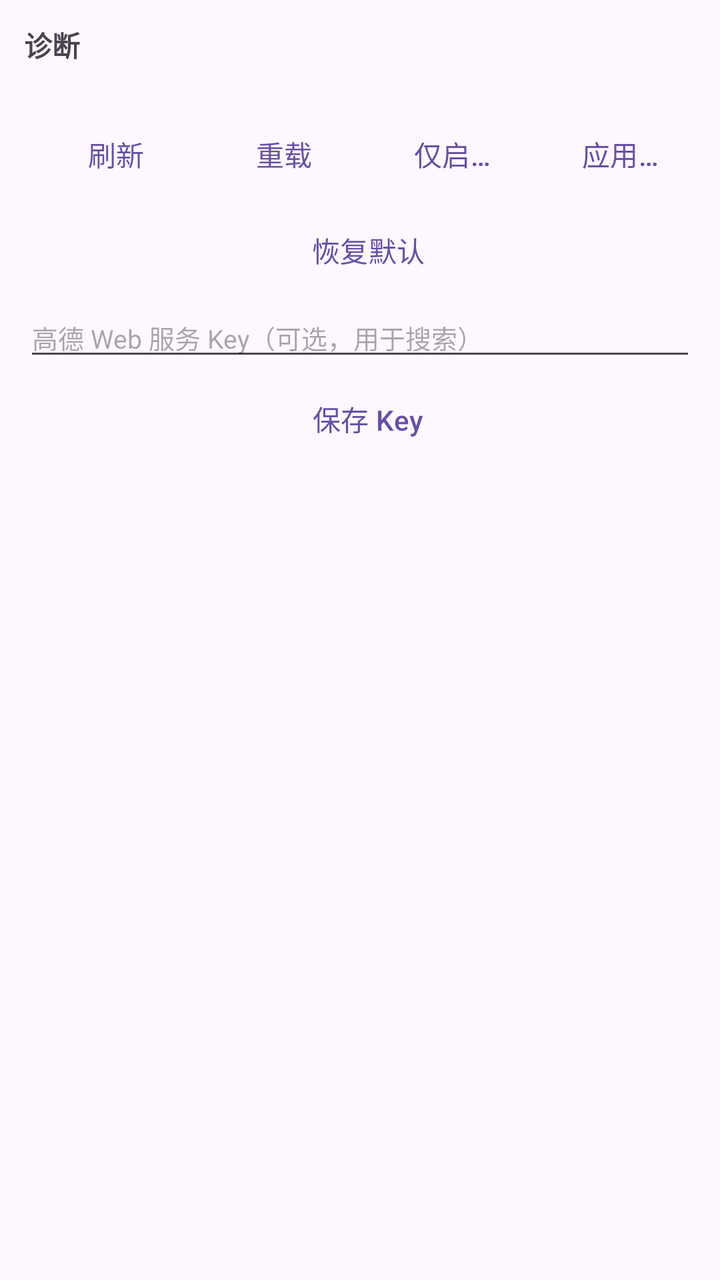
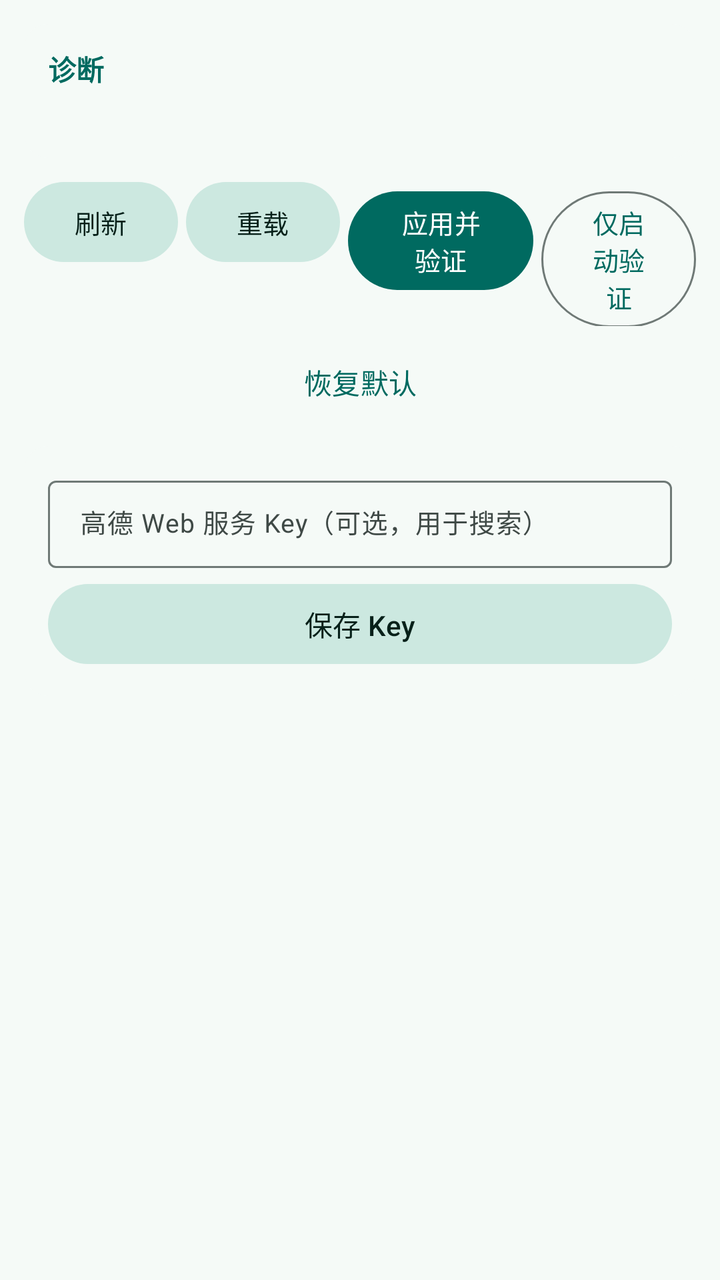

Screens rendered from an Android XML layout before and after an edit, with the pre-edit source and the edit as a unified diff.
<!-- AndroidManifest.xml: application theme Theme.GhostLoc -->
<!-- res/layout/fragment_diagnostics.xml -->
<?xml version="1.0" encoding="utf-8"?>
<ScrollView xmlns:android="http://schemas.android.com/apk/res/android"
    android:layout_width="match_parent"
    android:layout_height="match_parent"
    android:fillViewport="true">

    <LinearLayout
        android:layout_width="match_parent"
        android:layout_height="wrap_content"
        android:orientation="vertical"
        android:padding="12dp">

        <TextView
            android:layout_width="match_parent"
            android:layout_height="wrap_content"
            android:paddingBottom="4dp"
            android:textSize="14sp"
            android:textStyle="bold"
            android:text="@string/section_diagnostics" />

        <TextView
            android:id="@+id/diagnosticsText"
            android:layout_width="match_parent"
            android:layout_height="wrap_content"
            android:textIsSelectable="true"
            android:textSize="12sp" />

        <LinearLayout
            android:layout_width="match_parent"
            android:layout_height="wrap_content"
            android:orientation="horizontal">

            <Button
                android:id="@+id/refreshButton"
                style="?android:attr/buttonBarButtonStyle"
                android:layout_width="0dp"
                android:layout_height="wrap_content"
                android:layout_weight="1"
                android:textAllCaps="false"
                android:text="@string/button_refresh" />

            <Button
                android:id="@+id/reloadButton"
                style="?android:attr/buttonBarButtonStyle"
                android:layout_width="0dp"
                android:layout_height="wrap_content"
                android:layout_weight="1"
                android:textAllCaps="false"
                android:text="@string/button_reload" />

            <Button
                android:id="@+id/probeButton"
                style="?android:attr/buttonBarButtonStyle"
                android:layout_width="0dp"
                android:layout_height="wrap_content"
                android:layout_weight="1"
                android:textAllCaps="false"
                android:text="@string/button_launch_probe" />

            <Button
                android:id="@+id/applyProbeButton"
                style="?android:attr/buttonBarButtonStyle"
                android:layout_width="0dp"
                android:layout_height="wrap_content"
                android:layout_weight="1"
                android:textAllCaps="false"
                android:text="@string/button_apply_and_probe" />
        </LinearLayout>

        <LinearLayout
            android:layout_width="match_parent"
            android:layout_height="wrap_content"
            android:orientation="horizontal">

            <Button
                android:id="@+id/resetButton"
                style="?android:attr/buttonBarButtonStyle"
                android:layout_width="0dp"
                android:layout_height="wrap_content"
                android:layout_weight="1"
                android:textAllCaps="false"
                android:text="@string/button_reset" />
        </LinearLayout>

        <EditText
            android:id="@+id/amapKeyInput"
            android:layout_width="match_parent"
            android:layout_height="wrap_content"
            android:hint="@string/hint_amap_key"
            android:inputType="text"
            android:singleLine="true"
            android:textSize="13sp" />

        <Button
            android:id="@+id/saveKeyButton"
            style="?android:attr/buttonBarButtonStyle"
            android:layout_width="match_parent"
            android:layout_height="wrap_content"
            android:textAllCaps="false"
            android:text="@string/button_save_key" />
    </LinearLayout>
</ScrollView>
<!-- resources referenced by this layout -->
<resources>
  <string name="button_apply_and_probe">应用并验证</string>
  <string name="button_launch_probe">仅启动验证</string>
  <string name="button_refresh">刷新</string>
  <string name="button_reload">重载</string>
  <string name="button_reset">恢复默认</string>
  <string name="button_save_key">保存 Key</string>
  <string name="hint_amap_key">高德 Web 服务 Key（可选，用于搜索）</string>
  <string name="section_diagnostics">诊断</string>
  <style name="Theme.GhostLoc" parent="Theme.Material3.DayNight.NoActionBar">
          <item name="android:statusBarColor">@android:color/transparent</item>
      </style>
</resources>

<!-- the commit's change to res/layout/fragment_diagnostics.xml (unified diff, before → after) -->
@@ -1,5 +1,6 @@
 <?xml version="1.0" encoding="utf-8"?>
 <ScrollView xmlns:android="http://schemas.android.com/apk/res/android"
+    xmlns:app="http://schemas.android.com/apk/res-auto"
     android:layout_width="match_parent"
     android:layout_height="match_parent"
     android:fillViewport="true">
@@ -10,93 +11,134 @@
         android:orientation="vertical"
         android:padding="12dp">
 
-        <TextView
+        <com.google.android.material.card.MaterialCardView
+            style="@style/Widget.Material3.CardView.Filled"
             android:layout_width="match_parent"
             android:layout_height="wrap_content"
-            android:paddingBottom="4dp"
-            android:textSize="14sp"
-            android:textStyle="bold"
-            android:text="@string/section_diagnostics" />
+            app:cardBackgroundColor="@color/m3_surface"
+            app:contentPadding="12dp"
+            app:strokeColor="@color/m3_outline_variant">
 
-        <TextView
-            android:id="@+id/diagnosticsText"
-            android:layout_width="match_parent"
-            android:layout_height="wrap_content"
-            android:textIsSelectable="true"
-            android:textSize="12sp" />
+            <LinearLayout
+                android:layout_width="match_parent"
+                android:layout_height="wrap_content"
+                android:orientation="vertical">
+
+                <TextView
+                    android:layout_width="match_parent"
+                    android:layout_height="wrap_content"
+                    android:layout_marginBottom="6dp"
+                    android:text="@string/section_diagnostics"
+                    android:textColor="@color/m3_primary"
+                    android:textSize="14sp"
+                    android:textStyle="bold" />
+
+                <TextView
+                    android:id="@+id/diagnosticsText"
+                    android:layout_width="match_parent"
+                    android:layout_height="wrap_content"
+                    android:lineSpacingExtra="3dp"
+                    android:textIsSelectable="true"
+                    android:textSize="12sp" />
+            </LinearLayout>
+        </com.google.android.material.card.MaterialCardView>
 
         <LinearLayout
             android:layout_width="match_parent"
             android:layout_height="wrap_content"
+            android:layout_marginTop="8dp"
             android:orientation="horizontal">
 
             <Button
                 android:id="@+id/refreshButton"
-                style="?android:attr/buttonBarButtonStyle"
+                style="@style/Widget.Material3.Button.TonalButton"
+                android:layout_width="0dp"
+                android:layout_height="wrap_content"
+                android:layout_marginEnd="4dp"
+                android:layout_weight="1"
+                android:text="@string/button_refresh"
+                android:textAllCaps="false"
+                android:textSize="13sp" />
+
+            <Button
+                android:id="@+id/reloadButton"
+                style="@style/Widget.Material3.Button.TonalButton"
+                android:layout_width="0dp"
+                android:layout_height="wrap_content"
+                android:layout_marginEnd="4dp"
+                android:layout_weight="1"
+                android:text="@string/button_reload"
+                android:textAllCaps="false"
+                android:textSize="13sp" />
+
+            <Button
+                android:id="@+id/applyProbeButton"
+                android:layout_width="0dp"
+                android:layout_height="wrap_content"
+                android:layout_marginEnd="4dp"
+                android:layout_weight="1.2"
+                android:text="@string/button_apply_and_probe"
+                android:textAllCaps="false"
+                android:textSize="13sp" />
+
+            <Button
+                android:id="@+id/probeButton"
+                style="@style/Widget.Material3.Button.OutlinedButton"
                 android:layout_width="0dp"
                 android:layout_height="wrap_content"
                 android:layout_weight="1"
+                android:text="@string/button_launch_probe"
                 android:textAllCaps="false"
-                android:text="@string/button_refresh" />
-
-            <Button
-                android:id="@+id/reloadButton"
-                style="?android:attr/buttonBarButtonStyle"
-                android:layout_width="0dp"
-                android:layout_height="wrap_content"
-                android:layout_weight="1"
-                android:textAllCaps="false"
-                android:text="@string/button_reload" />
-
-            <Button
-                android:id="@+id/probeButton"
-                style="?android:attr/buttonBarButtonStyle"
-                android:layout_width="0dp"
-                android:layout_height="wrap_content"
-                android:layout_weight="1"
-                android:textAllCaps="false"
-                android:text="@string/button_launch_probe" />
-
-            <Button
-                android:id="@+id/applyProbeButton"
-                style="?android:attr/buttonBarButtonStyle"
-                android:layout_width="0dp"
-                android:layout_height="wrap_content"
-                android:layout_weight="1"
-                android:textAllCaps="false"
-                android:text="@string/button_apply_and_probe" />
+                android:textSize="13sp" />
         </LinearLayout>
 
-        <LinearLayout
+        <Button
+            android:id="@+id/resetButton"
+            style="@style/Widget.Material3.Button.TextButton"
             android:layout_width="match_parent"
             android:layout_height="wrap_content"
-            android:orientation="horizontal">
+            android:layout_marginTop="4dp"
+            android:text="@string/button_reset"
+            android:textAllCaps="false" />
 
-            <Button
-                android:id="@+id/resetButton"
-                style="?android:attr/buttonBarButtonStyle"
-                android:layout_width="0dp"
-                android:layout_height="wrap_content"
-                android:layout_weight="1"
-                android:textAllCaps="false"
-                android:text="@string/button_reset" />
-        </LinearLayout>
-
-        <EditText
-            android:id="@+id/amapKeyInput"
+        <com.google.android.material.card.MaterialCardView
+            style="@style/Widget.Material3.CardView.Filled"
             android:layout_width="match_parent"
             android:layout_height="wrap_content"
-            android:hint="@string/hint_amap_key"
-            android:inputType="text"
-            android:singleLine="true"
-            android:textSize="13sp" />
+            android:layout_marginTop="8dp"
+            app:cardBackgroundColor="@color/m3_surface"
+            app:contentPadding="12dp"
+            app:strokeColor="@color/m3_outline_variant">
 
-        <Button
-            android:id="@+id/saveKeyButton"
-            style="?android:attr/buttonBarButtonStyle"
-            android:layout_width="match_parent"
-            android:layout_height="wrap_content"
-            android:textAllCaps="false"
-            android:text="@string/button_save_key" />
+            <LinearLayout
+                android:layout_width="match_parent"
+                android:layout_height="wrap_content"
+                android:orientation="vertical">
+
+                <com.google.android.material.textfield.TextInputLayout
+                    style="@style/Widget.Material3.TextInputLayout.OutlinedBox.Dense"
+                    android:layout_width="match_parent"
+                    android:layout_height="wrap_content"
+                    android:hint="@string/hint_amap_key">
+
+                    <com.google.android.material.textfield.TextInputEditText
+                        android:id="@+id/amapKeyInput"
+                        android:layout_width="match_parent"
+                        android:layout_height="wrap_content"
+                        android:inputType="text"
+                        android:singleLine="true"
+                        android:textSize="13sp" />
+                </com.google.android.material.textfield.TextInputLayout>
+
+                <Button
+                    android:id="@+id/saveKeyButton"
+                    style="@style/Widget.Material3.Button.TonalButton"
+                    android:layout_width="match_parent"
+                    android:layout_height="wrap_content"
+                    android:layout_marginTop="4dp"
+                    android:text="@string/button_save_key"
+                    android:textAllCaps="false" />
+            </LinearLayout>
+        </com.google.android.material.card.MaterialCardView>
     </LinearLayout>
 </ScrollView>
<!-- resource entries referenced after the edit -->
@@ -1,5 +1,8 @@
 <!-- resources referenced by this layout -->
 <resources>
+  <color name="m3_outline_variant">#BEC9C4</color>
+  <color name="m3_primary">#006A60</color>
+  <color name="m3_surface">#F5FAF7</color>
   <string name="button_apply_and_probe">应用并验证</string>
   <string name="button_launch_probe">仅启动验证</string>
   <string name="button_refresh">刷新</string>
@@ -9,7 +12,52 @@
   <string name="hint_amap_key">高德 Web 服务 Key（可选，用于搜索）</string>
   <string name="section_diagnostics">诊断</string>
   <style name="Theme.GhostLoc" parent="Theme.Material3.DayNight.NoActionBar">
+          <item name="colorPrimary">@color/m3_primary</item>
+          <item name="colorOnPrimary">@color/m3_on_primary</item>
+          <item name="colorPrimaryContainer">@color/m3_primary_container</item>
+          <item name="colorOnPrimaryContainer">@color/m3_on_primary_container</item>
+          <item name="colorSecondary">@color/m3_secondary</item>
+          <item name="colorOnSecondary">@color/m3_on_secondary</item>
+          <item name="colorSecondaryContainer">@color/m3_secondary_container</item>
+          <item name="colorOnSecondaryContainer">@color/m3_on_secondary_container</item>
+          <item name="colorTertiary">@color/m3_tertiary</item>
+          <item name="colorOnTertiary">@color/m3_on_tertiary</item>
+          <item name="colorTertiaryContainer">@color/m3_tertiary_container</item>
+          <item name="colorOnTertiaryContainer">@color/m3_on_tertiary_container</item>
+          <item name="colorError">@color/m3_error</item>
+          <item name="colorOnError">@color/m3_on_error</item>
+          <item name="colorErrorContainer">@color/m3_error_container</item>
+          <item name="colorOnErrorContainer">@color/m3_on_error_container</item>
+          <item name="colorOutline">@color/m3_outline</item>
+          <item name="colorOutlineVariant">@color/m3_outline_variant</item>
+          <item name="android:colorBackground">@color/m3_background</item>
+          <item name="colorOnBackground">@color/m3_on_background</item>
+          <item name="colorSurface">@color/m3_surface</item>
+          <item name="colorOnSurface">@color/m3_on_surface</item>
+          <item name="colorSurfaceVariant">@color/m3_surface_variant</item>
+          <item name="colorOnSurfaceVariant">@color/m3_on_surface_variant</item>
           <item name="android:statusBarColor">@android:color/transparent</item>
       </style>
+  <color name="m3_on_primary">#FFFFFF</color>
+  <color name="m3_primary_container">#9CF1E2</color>
+  <color name="m3_on_primary_container">#00201C</color>
+  <color name="m3_secondary">#4A635D</color>
+  <color name="m3_on_secondary">#FFFFFF</color>
+  <color name="m3_secondary_container">#CCE8E0</color>
+  <color name="m3_on_secondary_container">#062019</color>
+  <color name="m3_tertiary">#456179</color>
+  <color name="m3_on_tertiary">#FFFFFF</color>
+  <color name="m3_tertiary_container">#CBE5FF</color>
+  <color name="m3_on_tertiary_container">#001E31</color>
+  <color name="m3_error">#BA1A1A</color>
+  <color name="m3_on_error">#FFFFFF</color>
+  <color name="m3_error_container">#FFDAD6</color>
+  <color name="m3_on_error_container">#410002</color>
+  <color name="m3_outline">#6F7976</color>
+  <color name="m3_background">#F5FAF7</color>
+  <color name="m3_on_background">#171D1B</color>
+  <color name="m3_on_surface">#171D1B</color>
+  <color name="m3_surface_variant">#DAE5E0</color>
+  <color name="m3_on_surface_variant">#3F4946</color>
 </resources>
 
